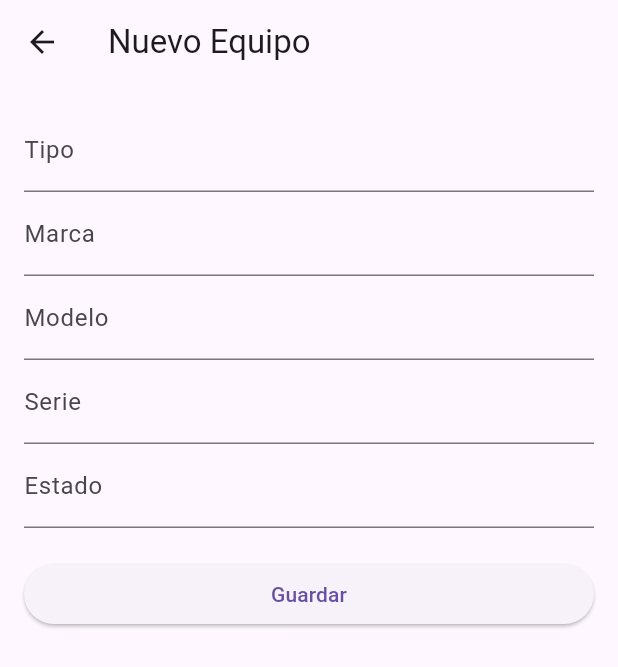
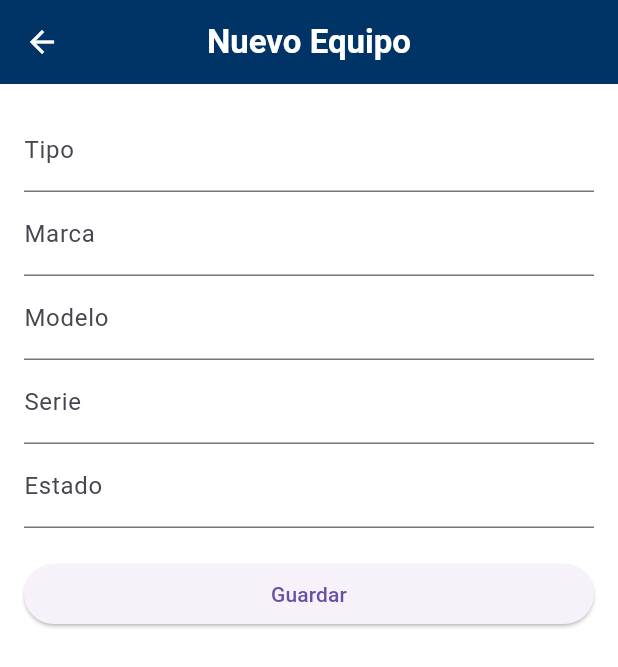
Before and after one commit to cesarcent17/tech_inventory_s5, a Flutter app: the screen it shows after launch, after a tap on the "add" icon, on a phone screen of 412 x 824 dp. Shown: the top 667 px of the screen. Run offline on Flutter 3.47's test engine with Material 3 defaults, Android fonts, the phone set to English and light mode, and no system bars; our stand-ins replace cloud_firestore, firebase_core; accounts and stored records are empty.

Commit message:
Estilos UISRAEL

```diff
--- a/lib/main.dart
+++ b/lib/main.dart
@@ -1,25 +1,60 @@
 import 'package:flutter/material.dart';
 import 'package:firebase_core/firebase_core.dart';
-import 'pages/tech_list_page.dart';
 import 'package:tech_inventory/pages/tech_list_page.dart';
-
-
 
 void main() async {
   WidgetsFlutterBinding.ensureInitialized();
   await Firebase.initializeApp();
-
   runApp(const MyApp());
 }
 
 class MyApp extends StatelessWidget {
   const MyApp({super.key});
 
+  static const MaterialColor uisraelBlue = MaterialColor(
+    0xFF003366,
+    <int, Color>{
+      50: Color(0xFFE6EAF2),
+      100: Color(0xFFB9C5DD),
+      200: Color(0xFF8BA0C8),
+      300: Color(0xFF5D7BC3),
+      400: Color(0xFF3458B7),
+      500: Color(0xFF0033AB),
+      600: Color(0xFF00309F),
+      700: Color(0xFF002E91),
+      800: Color(0xFF002B85),
+      900: Color(0xFF001F65),
+    },
+  );
+
   @override
   Widget build(BuildContext context) {
     return MaterialApp(
       debugShowCheckedModeBanner: false,
-      home: TechListPage(),
+      title: 'Inventario Tecnología - César Centurión 7A',
+      theme: ThemeData(
+        primarySwatch: uisraelBlue,
+        scaffoldBackgroundColor: Colors.white,
+
+        appBarTheme: const AppBarTheme(
+          backgroundColor: uisraelBlue,
+          foregroundColor: Colors.white,
+          centerTitle: true,
+          elevation: 0,
+        ),
+
+        floatingActionButtonTheme: const FloatingActionButtonThemeData(
+          backgroundColor: uisraelBlue,
+          foregroundColor: Colors.white,
+        ),
+
+        textTheme: const TextTheme(
+          titleLarge: TextStyle(fontSize: 22, fontWeight: FontWeight.bold),
+          bodyMedium: TextStyle(fontSize: 16),
+        ),
+      ),
+
+      home: TechListPage(), // ✔ corregido, sin const
     );
   }
 }
```
Also changed, not shown: lib/pages/tech_list_page.dart (+40 -2 lines).
